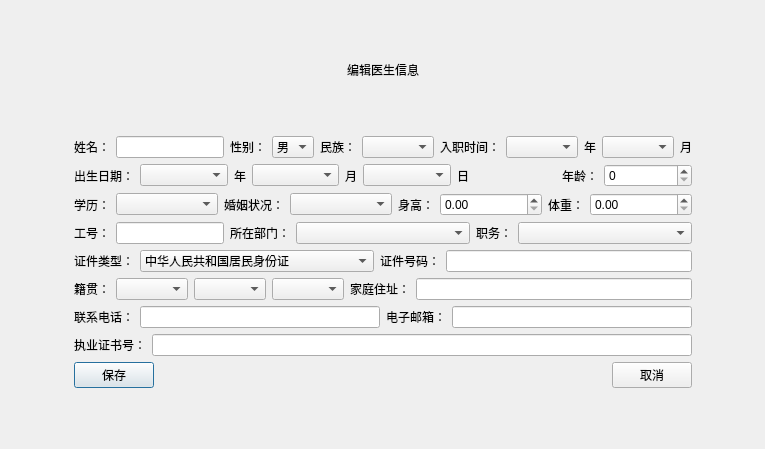
DgutGWK/QtCourse, file doctoreditview.ui: the form before one commit.
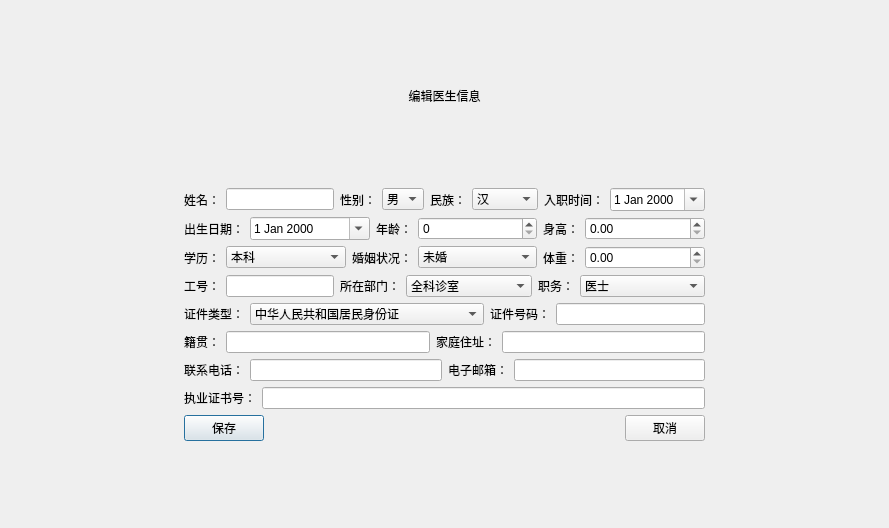
The form after the commit.

```diff
--- a/doctoreditview.ui
+++ b/doctoreditview.ui
@@ -6,8 +6,8 @@
    <rect>
     <x>0</x>
     <y>0</y>
-    <width>765</width>
-    <height>449</height>
+    <width>889</width>
+    <height>528</height>
    </rect>
   </property>
   <property name="windowTitle">
@@ -80,16 +80,41 @@
         <layout class="QHBoxLayout" name="horizontalLayout_8">
          <item>
           <widget class="QLabel" name="label">
+           <property name="sizePolicy">
+            <sizepolicy hsizetype="Fixed" vsizetype="Preferred">
+             <horstretch>0</horstretch>
+             <verstretch>0</verstretch>
+            </sizepolicy>
+           </property>
            <property name="text">
             <string>姓名：</string>
            </property>
           </widget>
          </item>
          <item>
-          <widget class="QLineEdit" name="DoctorName"/>
+          <widget class="QLineEdit" name="DoctorName">
+           <property name="sizePolicy">
+            <sizepolicy hsizetype="Fixed" vsizetype="Fixed">
+             <horstretch>0</horstretch>
+             <verstretch>0</verstretch>
+            </sizepolicy>
+           </property>
+           <property name="maximumSize">
+            <size>
+             <width>16777215</width>
+             <height>16777215</height>
+            </size>
+           </property>
+          </widget>
          </item>
          <item>
           <widget class="QLabel" name="label_2">
+           <property name="sizePolicy">
+            <sizepolicy hsizetype="Fixed" vsizetype="Preferred">
+             <horstretch>0</horstretch>
+             <verstretch>0</verstretch>
+            </sizepolicy>
+           </property>
            <property name="text">
             <string>性别：</string>
            </property>
@@ -97,6 +122,12 @@
          </item>
          <item>
           <widget class="QComboBox" name="Sex">
+           <property name="sizePolicy">
+            <sizepolicy hsizetype="Minimum" vsizetype="Fixed">
+             <horstretch>0</horstretch>
+             <verstretch>0</verstretch>
+            </sizepolicy>
+           </property>
            <item>
             <property name="text">
              <string>男</string>
@@ -111,38 +142,106 @@
          </item>
          <item>
           <widget class="QLabel" name="label_25">
+           <property name="sizePolicy">
+            <sizepolicy hsizetype="Fixed" vsizetype="Preferred">
+             <horstretch>0</horstretch>
+             <verstretch>0</verstretch>
+            </sizepolicy>
+           </property>
            <property name="text">
             <string>民族：</string>
            </property>
           </widget>
          </item>
          <item>
-          <widget class="QComboBox" name="Ration"/>
+          <widget class="QComboBox" name="Ration">
+           <property name="sizePolicy">
+            <sizepolicy hsizetype="Minimum" vsizetype="Fixed">
+             <horstretch>0</horstretch>
+             <verstretch>0</verstretch>
+            </sizepolicy>
+           </property>
+           <item>
+            <property name="text">
+             <string>汉</string>
+            </property>
+           </item>
+           <item>
+            <property name="text">
+             <string>壮</string>
+            </property>
+           </item>
+           <item>
+            <property name="text">
+             <string>维吾尔</string>
+            </property>
+           </item>
+           <item>
+            <property name="text">
+             <string>回</string>
+            </property>
+           </item>
+           <item>
+            <property name="text">
+             <string>苗</string>
+            </property>
+           </item>
+           <item>
+            <property name="text">
+             <string>满</string>
+            </property>
+           </item>
+           <item>
+            <property name="text">
+             <string>彝</string>
+            </property>
+           </item>
+           <item>
+            <property name="text">
+             <string>土家族</string>
+            </property>
+           </item>
+           <item>
+            <property name="text">
+             <string>藏族</string>
+            </property>
+           </item>
+           <item>
+            <property name="text">
+             <string>蒙古族</string>
+            </property>
+           </item>
+          </widget>
          </item>
          <item>
           <widget class="QLabel" name="label_17">
+           <property name="sizePolicy">
+            <sizepolicy hsizetype="Fixed" vsizetype="Preferred">
+             <horstretch>0</horstretch>
+             <verstretch>0</verstretch>
+            </sizepolicy>
+           </property>
            <property name="text">
             <string>入职时间：</string>
            </property>
           </widget>
          </item>
          <item>
-          <widget class="QComboBox" name="EntryTime_Year"/>
-         </item>
-         <item>
-          <widget class="QLabel" name="label_18">
-           <property name="text">
-            <string>年</string>
+          <widget class="QDateEdit" name="EntryTime">
+           <property name="sizePolicy">
+            <sizepolicy hsizetype="Expanding" vsizetype="Fixed">
+             <horstretch>0</horstretch>
+             <verstretch>0</verstretch>
+            </sizepolicy>
            </property>
-          </widget>
-         </item>
-         <item>
-          <widget class="QComboBox" name="EntryTime_Month"/>
-         </item>
-         <item>
-          <widget class="QLabel" name="label_19">
-           <property name="text">
-            <string>月</string>
+           <property name="maximumSize">
+            <size>
+             <width>16777215</width>
+             <height>16777215</height>
+            </size>
+           </property>
+           <property name="calendarPopup">
+            <bool>true</bool>
            </property>
           </widget>
          </item>
@@ -164,87 +263,18 @@
           </widget>
          </item>
          <item>
-          <widget class="QComboBox" name="Born_Year">
+          <widget class="QDateEdit" name="Born">
            <property name="sizePolicy">
-            <sizepolicy hsizetype="Expanding" vsizetype="Fixed">
+            <sizepolicy hsizetype="Preferred" vsizetype="Fixed">
              <horstretch>0</horstretch>
              <verstretch>0</verstretch>
             </sizepolicy>
            </property>
-          </widget>
-         </item>
-         <item>
-          <widget class="QLabel" name="label_7">
-           <property name="sizePolicy">
-            <sizepolicy hsizetype="Fixed" vsizetype="Preferred">
-             <horstretch>0</horstretch>
-             <verstretch>0</verstretch>
-            </sizepolicy>
+           <property name="calendarPopup">
+            <bool>true</bool>
            </property>
-           <property name="text">
-            <string>年</string>
-           </property>
           </widget>
          </item>
-         <item>
-          <widget class="QComboBox" name="Born_Month">
-           <property name="sizePolicy">
-            <sizepolicy hsizetype="Expanding" vsizetype="Fixed">
-             <horstretch>0</horstretch>
-             <verstretch>0</verstretch>
-            </sizepolicy>
-           </property>
-          </widget>
-         </item>
-         <item>
-          <widget class="QLabel" name="label_8">
-           <property name="sizePolicy">
-            <sizepolicy hsizetype="Fixed" vsizetype="Preferred">
-             <horstretch>0</horstretch>
-             <verstretch>0</verstretch>
-            </sizepolicy>
-           </property>
-           <property name="text">
-            <string>月</string>
-           </property>
-          </widget>
-         </item>
-         <item>
-          <widget class="QComboBox" name="Born_Day">
-           <property name="sizePolicy">
-            <sizepolicy hsizetype="Expanding" vsizetype="Fixed">
-             <horstretch>0</horstretch>
-             <verstretch>0</verstretch>
-            </sizepolicy>
-           </property>
-          </widget>
-         </item>
-         <item>
-          <widget class="QLabel" name="label_9">
-           <property name="sizePolicy">
-            <sizepolicy hsizetype="Fixed" vsizetype="Preferred">
-             <horstretch>0</horstretch>
-             <verstretch>0</verstretch>
-            </sizepolicy>
-           </property>
-           <property name="text">
-            <string>日</string>
-           </property>
-          </widget>
-         </item>
-         <item>
-          <spacer name="horizontalSpacer">
-           <property name="orientation">
-            <enum>Qt::Orientation::Horizontal</enum>
-           </property>
-           <property name="sizeHint" stdset="0">
-            <size>
-             <width>40</width>
-             <height>20</height>
-            </size>
-           </property>
-          </spacer>
-         </item>
          <item>
           <widget class="QLabel" name="label_3">
            <property name="sizePolicy">
@@ -261,13 +291,29 @@
          <item>
           <widget class="QSpinBox" name="Age">
            <property name="sizePolicy">
-            <sizepolicy hsizetype="Expanding" vsizetype="Fixed">
+            <sizepolicy hsizetype="Minimum" vsizetype="Fixed">
              <horstretch>0</horstretch>
              <verstretch>0</verstretch>
             </sizepolicy>
            </property>
           </widget>
          </item>
+         <item>
+          <widget class="QLabel" name="label_4">
+           <property name="sizePolicy">
+            <sizepolicy hsizetype="Fixed" vsizetype="Preferred">
+             <horstretch>0</horstretch>
+             <verstretch>0</verstretch>
+            </sizepolicy>
+           </property>
+           <property name="text">
+            <string>身高：</string>
+           </property>
+          </widget>
+         </item>
+         <item>
+          <widget class="QDoubleSpinBox" name="Height"/>
+         </item>
         </layout>
        </item>
        <item>
@@ -286,7 +332,23 @@
           </widget>
          </item>
          <item>
-          <widget class="QComboBox" name="EducationBackground"/>
+          <widget class="QComboBox" name="EducationBackground">
+           <item>
+            <property name="text">
+             <string>本科</string>
+            </property>
+           </item>
+           <item>
+            <property name="text">
+             <string>硕士</string>
+            </property>
+           </item>
+           <item>
+            <property name="text">
+             <string>博士</string>
+            </property>
+           </item>
+          </widget>
          </item>
          <item>
           <widget class="QLabel" name="label_23">
@@ -302,24 +364,29 @@
           </widget>
          </item>
          <item>
-          <widget class="QComboBox" name="MaritalStatus"/>
-         </item>
-         <item>
-          <widget class="QLabel" name="label_4">
-           <property name="sizePolicy">
-            <sizepolicy hsizetype="Fixed" vsizetype="Preferred">
-             <horstretch>0</horstretch>
-             <verstretch>0</verstretch>
-            </sizepolicy>
-           </property>
-           <property name="text">
-            <string>身高：</string>
-           </property>
+          <widget class="QComboBox" name="MaritalStatus">
+           <item>
+            <property name="text">
+             <string>未婚</string>
+            </property>
+           </item>
+           <item>
+            <property name="text">
+             <string>已婚</string>
+            </property>
+           </item>
+           <item>
+            <property name="text">
+             <string>离婚</string>
+            </property>
+           </item>
+           <item>
+            <property name="text">
+             <string>丧偶</string>
+            </property>
+           </item>
           </widget>
          </item>
-         <item>
-          <widget class="QDoubleSpinBox" name="Height"/>
-         </item>
          <item>
           <widget class="QLabel" name="label_5">
            <property name="sizePolicy">
@@ -377,7 +444,33 @@
           </widget>
          </item>
          <item>
-          <widget class="QComboBox" name="Department"/>
+          <widget class="QComboBox" name="Department">
+           <item>
+            <property name="text">
+             <string>全科诊室</string>
+            </property>
+           </item>
+           <item>
+            <property name="text">
+             <string>治疗室</string>
+            </property>
+           </item>
+           <item>
+            <property name="text">
+             <string>处置室</string>
+            </property>
+           </item>
+           <item>
+            <property name="text">
+             <string>预防保健室</string>
+            </property>
+           </item>
+           <item>
+            <property name="text">
+             <string>健康信息管理室</string>
+            </property>
+           </item>
+          </widget>
          </item>
          <item>
           <widget class="QLabel" name="label_21">
@@ -393,7 +486,33 @@
           </widget>
          </item>
          <item>
-          <widget class="QComboBox" name="JobIdentity"/>
+          <widget class="QComboBox" name="JobIdentity">
+           <item>
+            <property name="text">
+             <string>医士</string>
+            </property>
+           </item>
+           <item>
+            <property name="text">
+             <string>住院医师</string>
+            </property>
+           </item>
+           <item>
+            <property name="text">
+             <string>主治医师</string>
+            </property>
+           </item>
+           <item>
+            <property name="text">
+             <string>副主任医师</string>
+            </property>
+           </item>
+           <item>
+            <property name="text">
+             <string>主任医师</string>
+            </property>
+           </item>
+          </widget>
          </item>
         </layout>
        </item>
@@ -485,13 +604,7 @@
           </widget>
          </item>
          <item>
-          <widget class="QComboBox" name="NativePlace_Province"/>
-         </item>
-         <item>
-          <widget class="QComboBox" name="NativePlace_City"/>
-         </item>
-         <item>
-          <widget class="QComboBox" name="NativePlace_County"/>
+          <widget class="QLineEdit" name="NativePlace"/>
          </item>
          <item>
           <widget class="QLabel" name="label_11">
```
